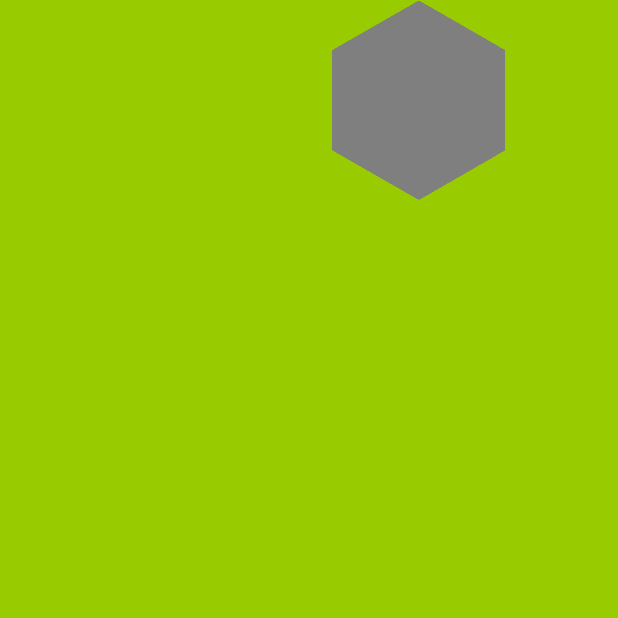
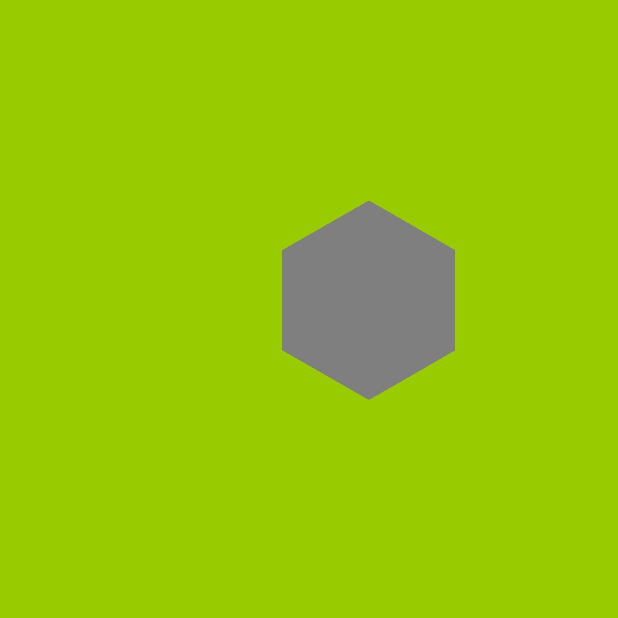
Before and after one commit to lucgilr/Hive, an Android app: the GameUIDynamicGrid screen opened directly, with no data from a screen before it, on a phone screen of 412 x 824 dp, the top half of it. Run offline under Robolectric (Android 15) with nearby library versions, the phone set to English and light mode, and no system bars; our stand-ins replace CircleImageView; pictures from the network do not load.

Commit message:
[UI] Almost done!

```diff
--- a/app/src/main/java/lucgilr/inf/uva/hivev2/UI/GameUIDynamicGrid.java
+++ b/app/src/main/java/lucgilr/inf/uva/hivev2/UI/GameUIDynamicGrid.java
@@ -55,6 +55,7 @@ public class GameUIDynamicGrid extends AppCompatActivity {
     private ArrayList<Hexagon> gridBoard;
 
     private RelativeLayout mRelativeLayout;
+    private RelativeLayout mainLayout;
     private LinearLayout linearLayout;
     private View view;
     private ZoomView zoomView;
@@ -73,6 +74,8 @@ public class GameUIDynamicGrid extends AppCompatActivity {
         linearLayout = (LinearLayout) findViewById(R.id.container_layout);
         //View
         view = (View) findViewById(R.id.centerLayout);
+        //
+        mainLayout = (RelativeLayout) findViewById(R.id.main_Layout);
 
         //RelativeLayout
         mRelativeLayout = (RelativeLayout) findViewById(R.id.gridLayout);
@@ -217,7 +220,16 @@ public class GameUIDynamicGrid extends AppCompatActivity {
         try {
             //Clear View
             this.mRelativeLayout.removeAllViewsInLayout();
-            this.mRelativeLayout.scrollTo(-700,-100);
+            Log.d("RADIUS", String.valueOf(this.radius));
+            int height = mRelativeLayout.getMeasuredHeight();
+            Log.d("HEIGHT",String.valueOf(height));
+            int width = mRelativeLayout.getMeasuredWidth();
+            Log.d("WIDTH",String.valueOf(width));
+            this.mRelativeLayout.removeAllViews();
+            if(radius==1) this.mRelativeLayout.scrollTo(-650,-300);
+            if(radius==2) this.mRelativeLayout.scrollTo(-800,-400);
+            if(radius==3) this.mRelativeLayout.scrollTo(-1000,-600);
+            //ADD CENTER SCROLLS!!!
 
             //StorageMap storageMap = new StorageMap(radius, shape, DemoObjects.squareMap);
             //final Grid grid = new Grid(radius, scale, shape);
@@ -453,6 +465,8 @@ public class GameUIDynamicGrid extends AppCompatActivity {
     private void addViewToLayout(View view, Hexagon hexagon, Grid grid) {
         //Add to view
         RelativeLayout.LayoutParams params = new RelativeLayout.LayoutParams(grid.width, grid.height);
+        Log.d("GRID WIDTH",String.valueOf(grid.width));
+        Log.d("GRID HEIGHT",String.valueOf(grid.height));
         params.addRule(RelativeLayout.RIGHT_OF, R.id.centerLayout);
         params.addRule(RelativeLayout.BELOW, R.id.centerLayout);
         mRelativeLayout.addView(view, params);
--- a/app/src/main/res/layout/game_layout.xml
+++ b/app/src/main/res/layout/game_layout.xml
@@ -3,16 +3,17 @@
     android:layout_width="match_parent"
     android:layout_height="match_parent"
     tools:context=".MainActivity"
-    android:background="@android:color/holo_green_light">
+    android:background="@android:color/holo_green_light"
+    android:id="@+id/main_Layout">
 
     <ScrollView xmlns:android="http://schemas.android.com/apk/res/android"
         android:layout_width="fill_parent"
-        android:layout_height="wrap_content"
+        android:layout_height="fill_parent"
         android:scrollbars="none"
         android:id="@+id/vertical_scroll">
 
         <HorizontalScrollView xmlns:android="http://schemas.android.com/apk/res/android"
-            android:layout_width="wrap_content"
+            android:layout_width="fill_parent"
             android:layout_height="fill_parent"
             android:scrollbars="none"
             android:id="@+id/horizontal_scroll">
@@ -20,8 +21,8 @@
             <LinearLayout
                 android:id="@+id/container_layout"
                 android:orientation="vertical"
-                android:layout_width="match_parent"
-                android:layout_height="match_parent"
+                android:layout_width="fill_parent"
+                android:layout_height="fill_parent"
                 android:layout_centerVertical="true"
                 android:layout_centerHorizontal="true"
                 android:gravity="center">
```
